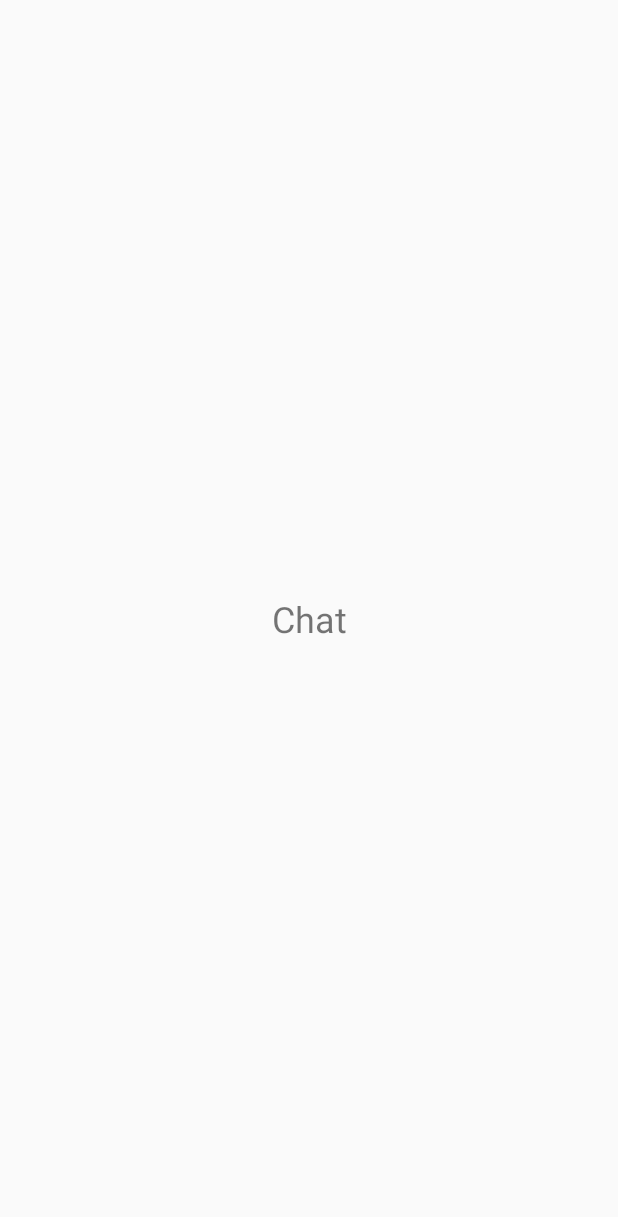
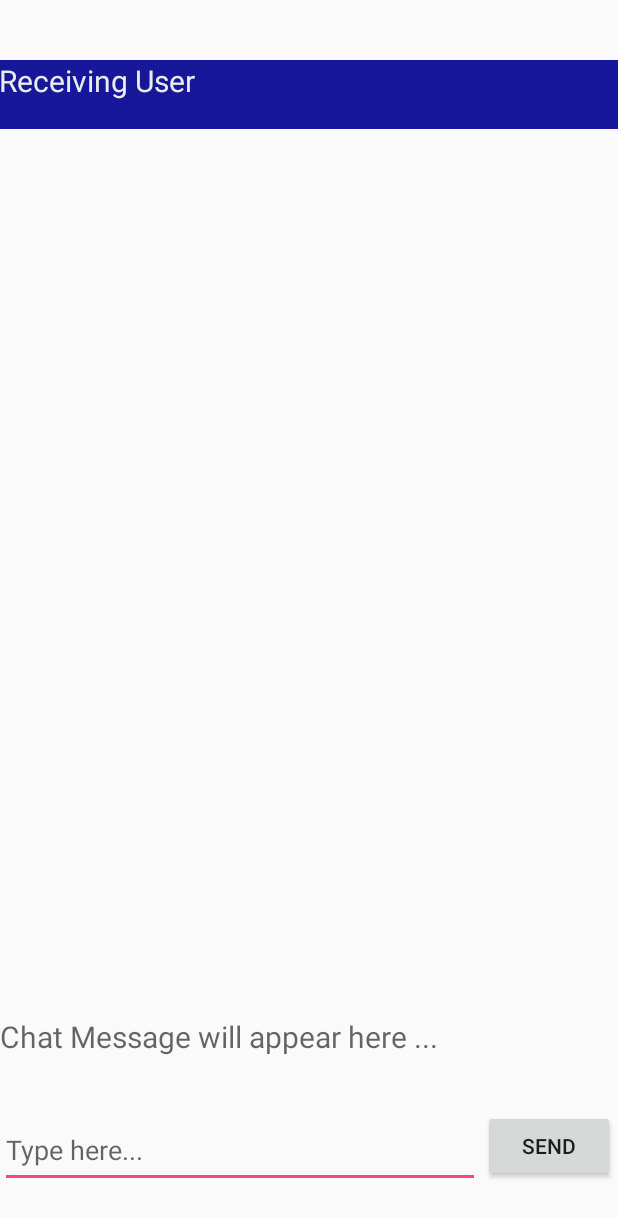
Before and after one commit to Connorshaus/AndroidGridLayout-master, an Android app: the Chat screen opened directly, with no data from a screen before it, on a phone screen of 412 x 824 dp. Before the commit the part shown is almost empty. Shown: the top 1217 px of the screen. Run offline under Robolectric (Android 15) with nearby library versions, the phone set to English and light mode, and no system bars.

Commit message:
Layout for the Messaging Page and Added string resources for Messaging page

```diff
--- a/app/src/main/res/layout/activity_chat.xml
+++ b/app/src/main/res/layout/activity_chat.xml
@@ -7,14 +7,63 @@
     tools:context=".Chat">
 
     <TextView
+        android:id="@+id/Text"
+        android:layout_width="413dp"
+        android:layout_height="591dp"
+        android:layout_centerInParent="true"
+        android:layout_marginBottom="5dp"
+        android:gravity="bottom"
+        android:hint="@string/chat_message_will_appear_here"
+        android:textAlignment="gravity"
+        android:textSize="20sp"
+        app:layout_constraintBottom_toTopOf="@+id/editText"
+        app:layout_constraintEnd_toEndOf="parent"
+        app:layout_constraintStart_toStartOf="parent"
+        app:layout_constraintTop_toBottomOf="@+id/ReceivingUser" />
+
+    <EditText
+        android:id="@+id/editText"
+        android:layout_width="320dp"
+        android:layout_height="50dp"
+        android:layout_marginTop="5dp"
+        android:layout_marginBottom="5dp"
+        android:ems="10"
+        android:hint="@string/type_here"
+        android:inputType="textPersonName"
+        app:layout_constraintBottom_toBottomOf="parent"
+        app:layout_constraintEnd_toStartOf="@+id/Sendbutton"
+        app:layout_constraintHorizontal_bias="0.0"
+        app:layout_constraintStart_toStartOf="parent"
+        app:layout_constraintTop_toBottomOf="@+id/Text" />
+
+    <Button
+        android:id="@+id/Sendbutton"
         android:layout_width="wrap_content"
         android:layout_height="wrap_content"
-        android:layout_centerInParent="true"
-        android:text="Chat"
-        android:textSize="24sp"
+        android:layout_marginStart="2dp"
+        android:layout_marginTop="5dp"
+        android:layout_marginEnd="2dp"
+        android:layout_marginBottom="5dp"
+        android:text="@string/send"
         app:layout_constraintBottom_toBottomOf="parent"
         app:layout_constraintEnd_toEndOf="parent"
-        app:layout_constraintHorizontal_bias="0.5"
+        app:layout_constraintStart_toEndOf="@+id/editText"
+        app:layout_constraintTop_toBottomOf="@+id/Text" />
+
+    <TextView
+        android:id="@+id/ReceivingUser"
+        android:layout_width="415dp"
+        android:layout_height="46dp"
+        android:layout_marginStart="3dp"
+        android:layout_marginTop="13dp"
+        android:layout_marginEnd="3dp"
+        android:background="#171799"
+        android:hint="@string/ReceivingUser"
+        android:text="@string/ReceivingUser"
+        android:textColor="#E9EDF0"
+        android:textSize="20sp"
+        app:layout_constraintBottom_toTopOf="@+id/Text"
+        app:layout_constraintEnd_toEndOf="parent"
         app:layout_constraintStart_toStartOf="parent"
         app:layout_constraintTop_toTopOf="parent" />
 
--- a/app/src/main/res/values/strings.xml
+++ b/app/src/main/res/values/strings.xml
@@ -15,4 +15,8 @@
     <string name="aboutText">This company was founded by Connor Hausmann, Sarah Jiwani, Cooper Hauck, and Joshua John
         . It was founded September 2019. The goal from the very beginning was to boost peoples moods.
     With mental health being a growing concern, we sought out to make an app that could possibly help. Enjoy!</string>
+    <string name="type_here">Type here...</string>
+    <string name="send">Send</string>
+    <string name="chat_message_will_appear_here">Chat Message will appear here ...</string>
+    <string name="ReceivingUser">Receiving User</string>
 </resources>
```
